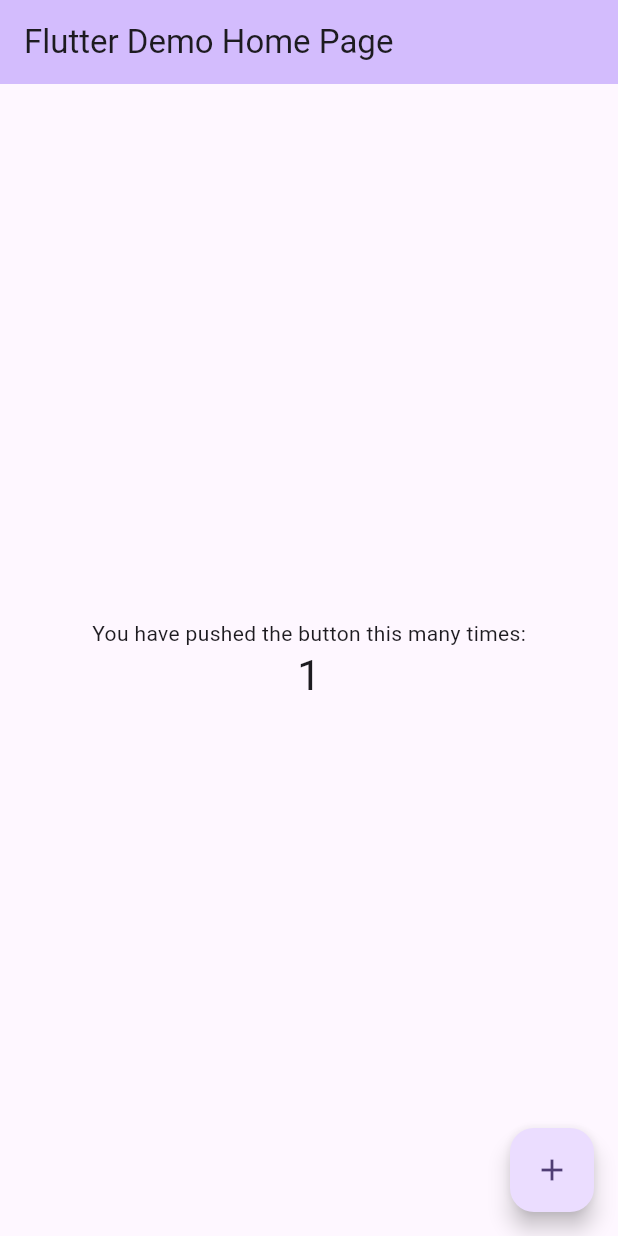
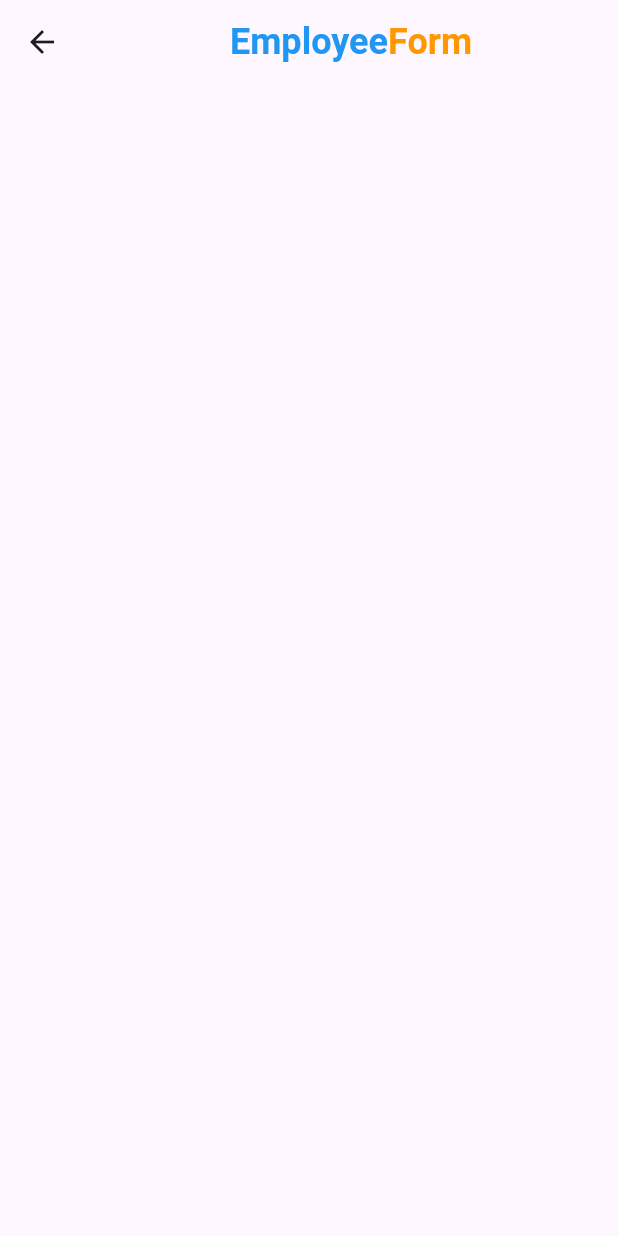
Before and after one commit to IwanPWK/flutter_firebase_crud, a Flutter app: the screen it shows after launch, after a tap on the "add" icon, on a phone screen of 412 x 824 dp. Run offline on Flutter 3.47's test engine with Material 3 defaults, Android fonts, the phone set to English and light mode, and no system bars.

Commit message:
AppBar Widget

```diff
--- a/lib/main.dart
+++ b/lib/main.dart
@@ -1,4 +1,6 @@
 import 'package:flutter/material.dart';
+
+import 'pages/home.dart';
 
 void main() {
   runApp(const MyApp());
@@ -12,7 +14,7 @@ class MyApp extends StatelessWidget {
   Widget build(BuildContext context) {
     return MaterialApp(
       debugShowCheckedModeBanner: false,
-      title: 'Flutter Demo',
+      title: 'Flutter Firebase CRUD',
       theme: ThemeData(
         // This is the theme of your application.
         //
@@ -32,95 +34,7 @@ class MyApp extends StatelessWidget {
         colorScheme: ColorScheme.fromSeed(seedColor: Colors.deepPurple),
         useMaterial3: true,
       ),
-      home: const MyHomePage(title: 'Flutter Demo Home Page'),
+      home: const Home(),
     );
   }
 }
-
-class MyHomePage extends StatefulWidget {
-  const MyHomePage({super.key, required this.title});
-
-  // This widget is the home page of your application. It is stateful, meaning
-  // that it has a State object (defined below) that contains fields that affect
-  // how it looks.
-
-  // This class is the configuration for the state. It holds the values (in this
-  // case the title) provided by the parent (in this case the App widget) and
-  // used by the build method of the State. Fields in a Widget subclass are
-  // always marked "final".
-
-  final String title;
-
-  @override
-  State<MyHomePage> createState() => _MyHomePageState();
-}
-
-class _MyHomePageState extends State<MyHomePage> {
-  int _counter = 0;
-
-  void _incrementCounter() {
-    setState(() {
-      // This call to setState tells the Flutter framework that something has
-      // changed in this State, which causes it to rerun the build method below
-      // so that the display can reflect the updated values. If we changed
-      // _counter without calling setState(), then the build method would not be
-      // called again, and so nothing would appear to happen.
-      _counter++;
-    });
-  }
-
-  @override
-  Widget build(BuildContext context) {
-    // This method is rerun every time setState is called, for instance as done
-    // by the _incrementCounter method above.
-    //
-    // The Flutter framework has been optimized to make rerunning build methods
-    // fast, so that you can just rebuild anything that needs updating rather
-    // than having to individually change instances of widgets.
-    return Scaffold(
-      appBar: AppBar(
-        // TRY THIS: Try changing the color here to a specific color (to
-        // Colors.amber, perhaps?) and trigger a hot reload to see the AppBar
-        // change color while the other colors stay the same.
-        backgroundColor: Theme.of(context).colorScheme.inversePrimary,
-        // Here we take the value from the MyHomePage object that was created by
-        // the App.build method, and use it to set our appbar title.
-        title: Text(widget.title),
-      ),
-      body: Center(
-        // Center is a layout widget. It takes a single child and positions it
-        // in the middle of the parent.
-        child: Column(
-          // Column is also a layout widget. It takes a list of children and
-          // arranges them vertically. By default, it sizes itself to fit its
-          // children horizontally, and tries to be as tall as its parent.
-          //
-          // Column has various properties to control how it sizes itself and
-          // how it positions its children. Here we use mainAxisAlignment to
-          // center the children vertically; the main axis here is the vertical
-          // axis because Columns are vertical (the cross axis would be
-          // horizontal).
-          //
-          // TRY THIS: Invoke "debug painting" (choose the "Toggle Debug Paint"
-          // action in the IDE, or press "p" in the console), to see the
-          // wireframe for each widget.
-          mainAxisAlignment: MainAxisAlignment.center,
-          children: <Widget>[
-            const Text(
-              'You have pushed the button this many times:',
-            ),
-            Text(
-              '$_counter',
-              style: Theme.of(context).textTheme.headlineMedium,
-            ),
-          ],
-        ),
-      ),
-      floatingActionButton: FloatingActionButton(
-        onPressed: _incrementCounter,
-        tooltip: 'Increment',
-        child: const Icon(Icons.add),
-      ), // This trailing comma makes auto-formatting nicer for build methods.
-    );
-  }
-}
--- /dev/null
+++ b/lib/pages/employee.dart
@@ -0,0 +1,19 @@
+import 'package:flutter/material.dart';
+import 'package:flutter_firebase_crud/pages/widgets/app_bar_widget.dart';
+
+class Employee extends StatefulWidget {
+  const Employee({super.key});
+
+  @override
+  State<Employee> createState() => _EmployeeState();
+}
+
+class _EmployeeState extends State<Employee> {
+  @override
+  Widget build(BuildContext context) {
+    return Scaffold(
+      appBar: AppBarWidget.appBarWidget(title: 'Employee', subTitle: 'Form'),
+      body: Container(),
+    );
+  }
+}
--- /dev/null
+++ b/lib/pages/home.dart
@@ -0,0 +1,31 @@
+import 'package:flutter/material.dart';
+
+import 'employee.dart';
+import 'widgets/app_bar_widget.dart';
+
+class Home extends StatefulWidget {
+  const Home({super.key});
+
+  @override
+  State<Home> createState() => _HomeState();
+}
+
+class _HomeState extends State<Home> {
+  @override
+  Widget build(BuildContext context) {
+    return Scaffold(
+      appBar: AppBarWidget.appBarWidget(title: 'Flutter', subTitle: 'Firebase', subSubTitle: 'Crud'),
+      floatingActionButton: FloatingActionButton(
+        onPressed: () {
+          Navigator.push(
+            context,
+            MaterialPageRoute(
+              builder: (context) => const Employee(),
+            ),
+          );
+        },
+        child: const Icon(Icons.add),
+      ),
+    );
+  }
+}
--- /dev/null
+++ b/lib/pages/widgets/app_bar_widget.dart
@@ -0,0 +1,29 @@
+import 'package:flutter/material.dart';
+
+class AppBarWidget {
+  static AppBar appBarWidget({
+    required String title,
+    required String subTitle,
+    String? subSubTitle,
+  }) {
+    return AppBar(
+      title: Row(
+        mainAxisAlignment: MainAxisAlignment.center,
+        children: [
+          Text(
+            title,
+            style: const TextStyle(color: Colors.blue, fontSize: 24, fontWeight: FontWeight.bold),
+          ),
+          Text(
+            subTitle,
+            style: const TextStyle(color: Colors.orange, fontSize: 24, fontWeight: FontWeight.bold),
+          ),
+          Text(
+            subSubTitle ?? '',
+            style: const TextStyle(color: Colors.green, fontSize: 24, fontWeight: FontWeight.bold),
+          ),
+        ],
+      ),
+    );
+  }
+}
```
Also changed, not shown: 1 other file.
